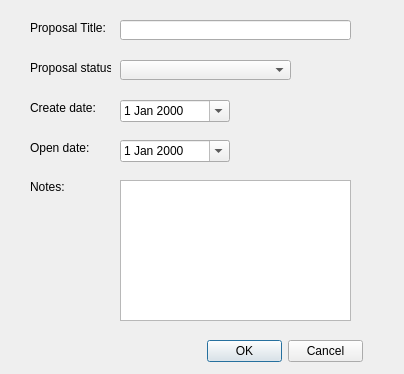
This is proposal_details_dialog_base.ui in tlh22/TOMs as Qt 5 draws it before an edit. The edited form follows.
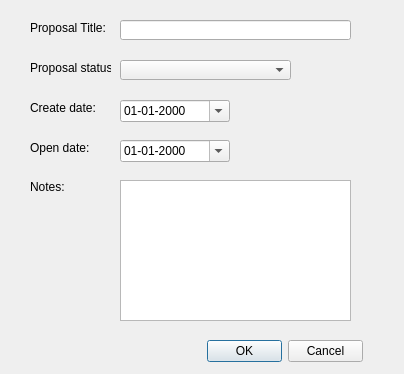
This is the edited form.

Commit message:
Changes to Proposals process
Initially dealing with #26 but enlarged to check the accept/reject processes.

Works but Save operations are not working correctly - as with

```diff
--- a/proposal_details_dialog_base.ui
+++ b/proposal_details_dialog_base.ui
@@ -122,6 +122,9 @@
      <height>22</height>
     </rect>
    </property>
+   <property name="displayFormat">
+    <string>dd-MM-yyyy</string>
+   </property>
    <property name="calendarPopup">
     <bool>true</bool>
    </property>
@@ -145,6 +148,9 @@
      <height>22</height>
     </rect>
    </property>
+   <property name="displayFormat">
+    <string>dd-MM-yyyy</string>
+   </property>
    <property name="calendarPopup">
     <bool>true</bool>
    </property>
```
The commit also changes 5 other files.
